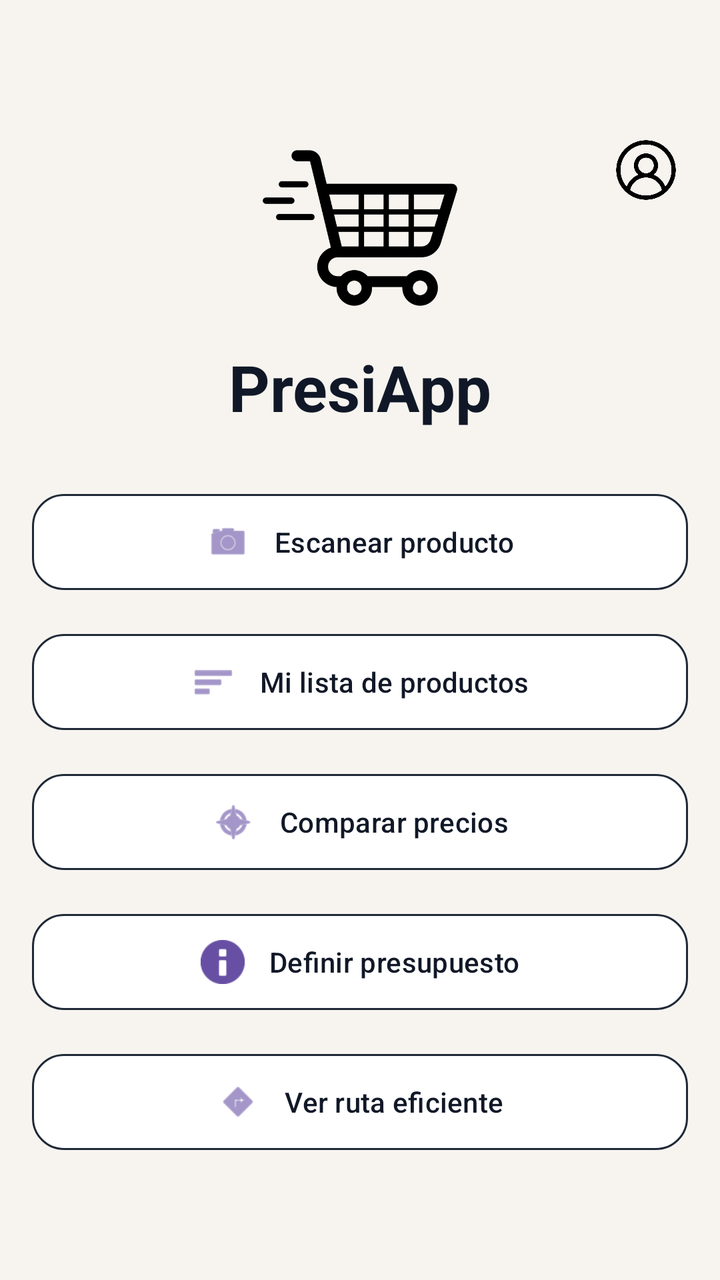
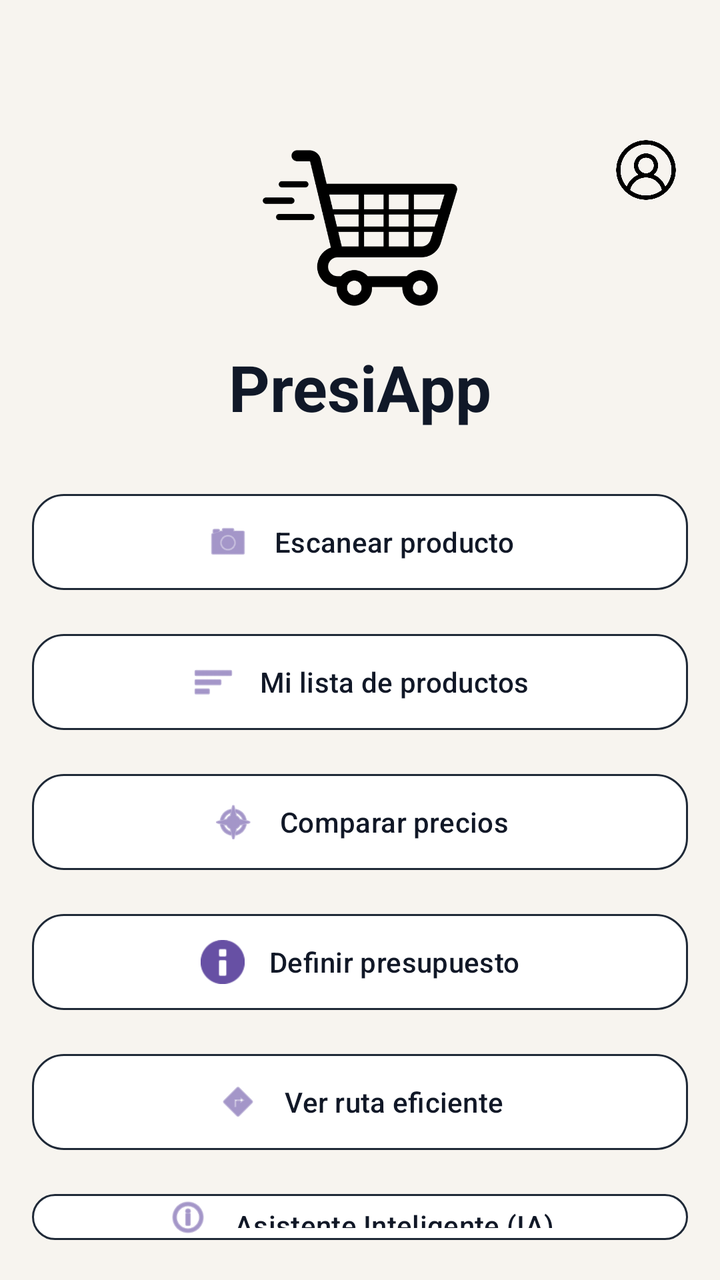

Compare the two renders of this Android layout. The source of the first and the diff that turns it into the second are given below.
<!-- AndroidManifest.xml: application theme Theme.Proyecto_movil -->
<!-- res/layout/activity_principal.xml -->
<?xml version="1.0" encoding="utf-8"?>
<RelativeLayout xmlns:android="http://schemas.android.com/apk/res/android"
    xmlns:app="http://schemas.android.com/apk/res-auto"
    android:layout_width="match_parent"
    android:layout_height="match_parent"
    android:padding="16dp"
    android:background="#F7F4EF">


    <ImageView
        android:id="@+id/avatarIcon"
    android:layout_width="42dp"
    android:layout_height="42dp"
        android:layout_marginTop="48dp"
    android:layout_alignParentTop="true"
    android:layout_alignParentEnd="true"
    android:src="@drawable/avatar"
    android:contentDescription="@string/avatar"
    android:clickable="true"
    android:focusable="true"
    android:padding="4dp"
    android:background="?attr/selectableItemBackgroundBorderless" />



    
    <ImageView
        android:id="@+id/logo"
        android:layout_width="wrap_content"
        android:layout_height="100sp"
        android:layout_centerHorizontal="true"
        android:layout_marginTop="48dp"
        app:srcCompat="@drawable/carrito_de_compras" />

    
    <TextView
        android:id="@+id/appName"
        android:layout_width="wrap_content"
        android:layout_height="wrap_content"
        android:text="PresiApp"
        android:textSize="32sp"
        android:textStyle="bold"
        android:textColor="#101828"
        android:layout_below="@id/logo"
        android:layout_centerHorizontal="true"
        android:layout_marginTop="8dp" />

    
    <com.google.android.material.button.MaterialButton
        android:id="@+id/buttonEscanearProducto"
        android:layout_width="match_parent"
        android:layout_height="56dp"
        android:layout_below="@id/appName"
        android:layout_marginTop="28dp"
        android:text="Escanear producto"
        android:textAllCaps="false"
        android:textColor="#111827"
        app:icon="@android:drawable/ic_menu_camera"
        app:iconGravity="textStart"
        app:iconTint="@color/purple_500"
        app:iconPadding="12dp"
        app:iconSize="22dp"
        app:cornerRadius="16dp"
        app:strokeWidth="1dp"
        app:strokeColor="#1F2937"
        app:backgroundTint="#FFFFFF" />

    
    <com.google.android.material.button.MaterialButton
        android:id="@+id/buttonMiLista"
        android:layout_width="match_parent"
        android:layout_height="56dp"
        android:layout_below="@id/buttonEscanearProducto"
        android:layout_marginTop="14dp"
        android:text="Mi lista de productos"
        android:textAllCaps="false"
        android:textColor="#111827"
        app:icon="@android:drawable/ic_menu_sort_by_size"
        app:iconGravity="textStart"
        app:iconTint="@color/purple_500"
        app:iconPadding="12dp"
        app:iconSize="22dp"
        app:cornerRadius="16dp"
        app:strokeWidth="1dp"
        app:strokeColor="#1F2937"
        app:backgroundTint="#FFFFFF" />

    
    <com.google.android.material.button.MaterialButton
        android:id="@+id/buttonCompararPrecios"
        android:layout_width="match_parent"
        android:layout_height="56dp"
        android:layout_below="@id/buttonMiLista"
        android:layout_marginTop="14dp"
        android:text="Comparar precios"
        android:textAllCaps="false"
        android:textColor="#111827"
        app:icon="@android:drawable/ic_menu_compass"
        app:iconGravity="textStart"
        app:iconTint="@color/purple_500"
        app:iconPadding="12dp"
        app:iconSize="22dp"
        app:cornerRadius="16dp"
        app:strokeWidth="1dp"
        app:strokeColor="#1F2937"
        app:backgroundTint="#FFFFFF" />

    
    <com.google.android.material.button.MaterialButton
        android:id="@+id/buttonDefinirPresupuesto"
        android:layout_width="match_parent"
        android:layout_height="56dp"
        android:layout_below="@id/buttonCompararPrecios"
        android:layout_marginTop="14dp"
        android:text="Definir presupuesto"
        android:textAllCaps="false"
        android:textColor="#111827"
        app:icon="@android:drawable/ic_dialog_info"
        app:iconGravity="textStart"
        app:iconTint="@color/purple_500"
        app:iconPadding="12dp"
        app:iconSize="22dp"
        app:cornerRadius="16dp"
        app:strokeWidth="1dp"
        app:strokeColor="#1F2937"
        app:backgroundTint="#FFFFFF" />

    
    <com.google.android.material.button.MaterialButton
        android:id="@+id/buttonVerRutaEficiente"
        android:layout_width="match_parent"
        android:layout_height="56dp"
        android:layout_below="@id/buttonDefinirPresupuesto"
        android:layout_marginTop="14dp"
        android:text="Ver ruta eficiente"
        android:textAllCaps="false"
        android:textColor="#111827"
        app:icon="@android:drawable/ic_menu_directions"
        app:iconGravity="textStart"
        app:iconTint="@color/purple_500"
        app:iconPadding="12dp"
        app:iconSize="22dp"
        app:cornerRadius="16dp"
        app:strokeWidth="1dp"
        app:strokeColor="#1F2937"
        app:backgroundTint="#FFFFFF" />

</RelativeLayout>
<!-- resources referenced by this layout -->
<resources>
  <color name="purple_500">#6750A4</color>
  <!-- drawable avatar: png bitmap (drawable, 17721 bytes) -->
  <!-- drawable carrito_de_compras: png bitmap (drawable, 11253 bytes) -->
  <string name="avatar">Avatar</string>
  <style name="Theme.Proyecto_movil" parent="Base.Theme.Proyecto_movil" />
  <style name="Base.Theme.Proyecto_movil" parent="Theme.Material3.DayNight.NoActionBar">
          
          
      </style>
</resources>

<!-- the commit's change to res/layout/activity_principal.xml (unified diff, before → after) -->
@@ -6,22 +6,20 @@
     android:padding="16dp"
     android:background="#F7F4EF">
 
-
+    
     <ImageView
         android:id="@+id/avatarIcon"
-    android:layout_width="42dp"
-    android:layout_height="42dp"
+        android:layout_width="42dp"
+        android:layout_height="42dp"
         android:layout_marginTop="48dp"
-    android:layout_alignParentTop="true"
-    android:layout_alignParentEnd="true"
-    android:src="@drawable/avatar"
-    android:contentDescription="@string/avatar"
-    android:clickable="true"
-    android:focusable="true"
-    android:padding="4dp"
-    android:background="?attr/selectableItemBackgroundBorderless" />
-
-
+        android:layout_alignParentTop="true"
+        android:layout_alignParentEnd="true"
+        android:src="@drawable/avatar"
+        android:contentDescription="@string/avatar"
+        android:clickable="true"
+        android:focusable="true"
+        android:padding="4dp"
+        android:background="?attr/selectableItemBackgroundBorderless" />
 
     
     <ImageView
@@ -145,4 +143,24 @@
         app:strokeColor="#1F2937"
         app:backgroundTint="#FFFFFF" />
 
+    
+    <com.google.android.material.button.MaterialButton
+        android:id="@+id/buttonIA"
+        android:layout_width="match_parent"
+        android:layout_height="56dp"
+        android:layout_below="@id/buttonVerRutaEficiente"
+        android:layout_marginTop="14dp"
+        android:text="Asistente Inteligente (IA)"
+        android:textAllCaps="false"
+        android:textColor="#111827"
+        app:icon="@android:drawable/ic_menu_info_details"
+        app:iconGravity="textStart"
+        app:iconTint="@color/purple_500"
+        app:iconPadding="12dp"
+        app:iconSize="22dp"
+        app:cornerRadius="16dp"
+        app:strokeWidth="1dp"
+        app:strokeColor="#1F2937"
+        app:backgroundTint="#FFFFFF" />
+
 </RelativeLayout>
